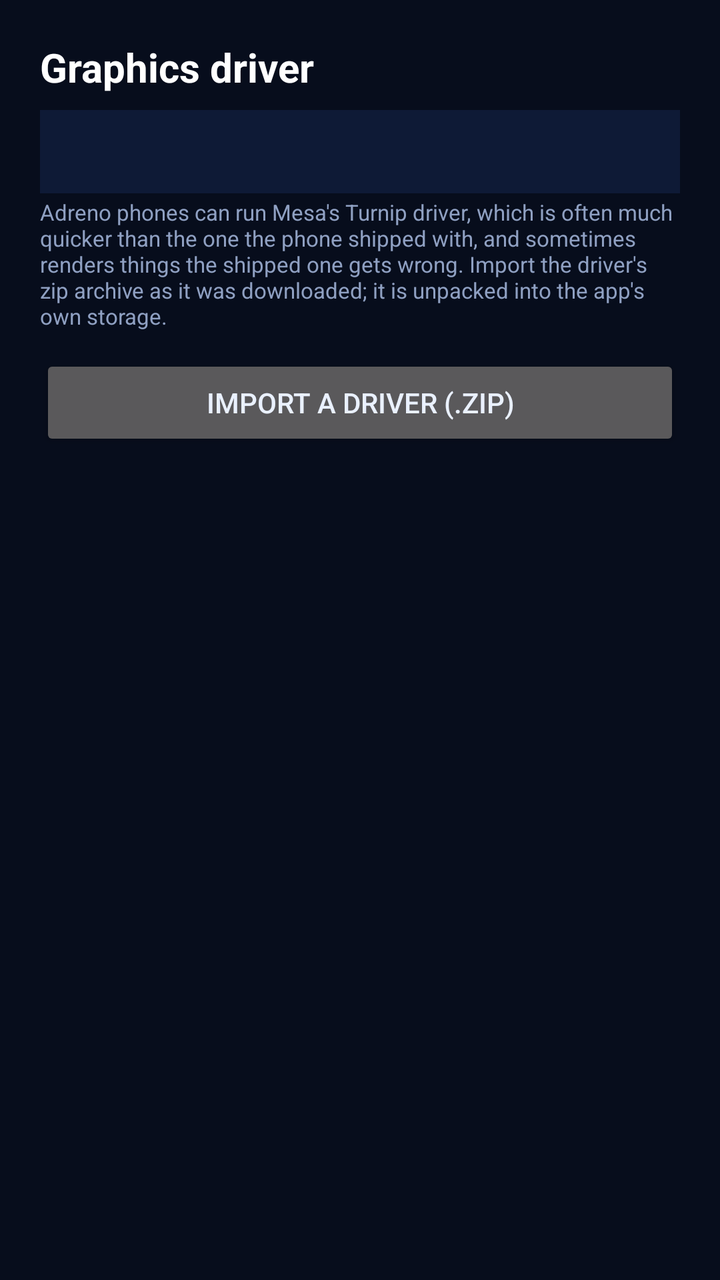
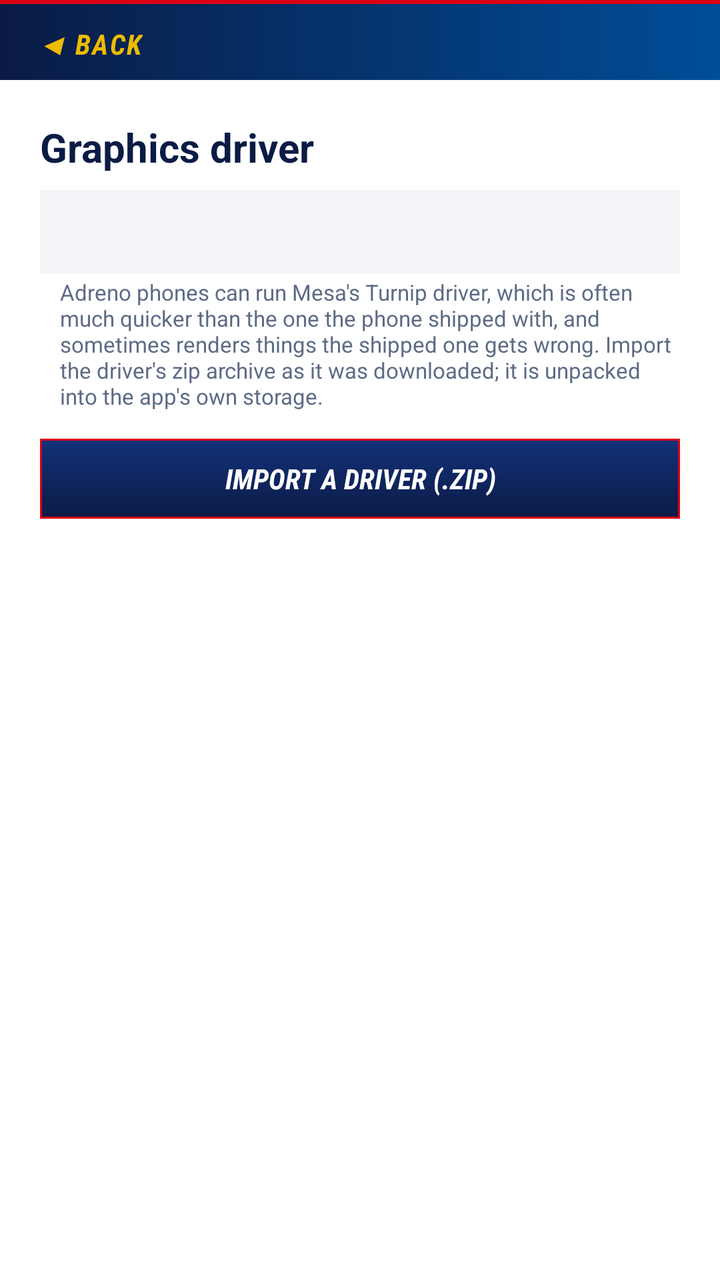

The first picture is an Android layout as it rendered before a commit; the second is the same layout after the commit. The layout source and the unified diff follow.
<!-- AndroidManifest.xml: application theme Theme.PES17 -->
<!-- res/layout/activity_driver.xml -->
<?xml version="1.0" encoding="utf-8"?>
<LinearLayout xmlns:android="http://schemas.android.com/apk/res/android"
    android:layout_width="match_parent"
    android:layout_height="match_parent"
    android:orientation="vertical"
    android:background="#070D1C"
    android:padding="20dp">

    <TextView
        android:layout_width="match_parent"
        android:layout_height="wrap_content"
        android:text="@string/graphics_driver"
        android:textColor="#FFFFFF"
        android:textSize="20sp"
        android:textStyle="bold" />

    <TextView
        android:id="@+id/driver_current"
        android:layout_width="match_parent"
        android:layout_height="wrap_content"
        android:layout_marginTop="8dp"
        android:background="#0E1A36"
        android:padding="12dp"
        android:textColor="#D6E2FF"
        android:textSize="13sp" />

    <TextView
        style="@style/SettingHint"
        android:layout_width="match_parent"
        android:layout_height="wrap_content"
        android:text="@string/driver_hint" />

    <Button
        android:id="@+id/import_driver"
        android:layout_width="match_parent"
        android:layout_height="wrap_content"
        android:layout_marginTop="10dp"
        android:text="@string/import_driver" />

    <ListView
        android:id="@+id/driver_list"
        android:layout_width="match_parent"
        android:layout_height="0dp"
        android:layout_weight="1"
        android:layout_marginTop="12dp"
        android:divider="#1E262F"
        android:dividerHeight="1dp" />
</LinearLayout>
<!-- resources referenced by this layout -->
<resources>
  <string name="graphics_driver">Graphics driver</string>
  <string name="import_driver">Import a driver (.zip)</string>
  <style name="SettingHint">
          <item name="android:paddingTop">2dp</item>
          <item name="android:paddingBottom">2dp</item>
          <item name="android:textColor">#8FA0C2</item>
          <item name="android:textSize">11sp</item>
      </style>
  <style name="Theme.PES17" parent="Theme.AppCompat.NoActionBar">
          <item name="android:windowBackground">#070D1C</item>
          <item name="colorPrimary">#0E1A36</item>
          <item name="colorPrimaryDark">#070D1C</item>
          <item name="colorAccent">#2CC4FF</item>
          <item name="android:textColorPrimary">#EAF1FF</item>
          <item name="android:textColorSecondary">#8FA0C2</item>
      </style>
  <!-- unchanged entries left out for length: 1 -->
</resources>

<!-- the commit's change to res/layout/activity_driver.xml (unified diff, before → after) -->
@@ -3,14 +3,22 @@
     android:layout_width="match_parent"
     android:layout_height="match_parent"
     android:orientation="vertical"
-    android:background="#070D1C"
-    android:padding="20dp">
+    android:background="@color/pes_page">
+
+    <include layout="@layout/view_back_bar" />
+
+    <LinearLayout
+        android:layout_width="match_parent"
+        android:layout_height="0dp"
+        android:layout_weight="1"
+        android:orientation="vertical"
+        android:padding="20dp">
 
     <TextView
         android:layout_width="match_parent"
         android:layout_height="wrap_content"
         android:text="@string/graphics_driver"
-        android:textColor="#FFFFFF"
+        android:textColor="@color/pes_navy"
         android:textSize="20sp"
         android:textStyle="bold" />
 
@@ -19,9 +27,9 @@
         android:layout_width="match_parent"
         android:layout_height="wrap_content"
         android:layout_marginTop="8dp"
-        android:background="#0E1A36"
+        android:background="@color/pes_panel"
         android:padding="12dp"
-        android:textColor="#D6E2FF"
+        android:textColor="@color/pes_text"
         android:textSize="13sp" />
 
     <TextView
@@ -43,6 +51,27 @@
         android:layout_height="0dp"
         android:layout_weight="1"
         android:layout_marginTop="12dp"
-        android:divider="#1E262F"
+        android:divider="@color/pes_line"
         android:dividerHeight="1dp" />
+    </LinearLayout>
 </LinearLayout>
+<!-- res/layout/view_back_bar.xml (included above) -->
+<?xml version="1.0" encoding="utf-8"?>
+<LinearLayout xmlns:android="http://schemas.android.com/apk/res/android"
+    android:layout_width="match_parent"
+    android:layout_height="wrap_content"
+    android:background="@drawable/bg_panel_title"
+    android:gravity="center_vertical"
+    android:orientation="horizontal"
+    android:paddingStart="8dp"
+    android:paddingEnd="8dp"
+    android:paddingTop="4dp">
+
+    <Button
+        android:id="@+id/back_button"
+        style="@style/BackButton"
+        android:layout_width="wrap_content"
+        android:layout_height="wrap_content"
+        android:text="@string/back" />
+
+</LinearLayout>
<!-- resource entries referenced after the edit -->
@@ -1,21 +1,91 @@
 <!-- resources referenced by this layout -->
 <resources>
+  <color name="pes_line">#C9D1DE</color>
+  <color name="pes_navy">#0A1B45</color>
+  <color name="pes_page">#FFFFFF</color>
+  <color name="pes_panel">#F2F4F8</color>
+  <color name="pes_text">#0A1B45</color>
+  <!-- drawable bg_panel_title (drawable) -->
+  <?xml version="1.0" encoding="utf-8"?>
+  <layer-list xmlns:android="http://schemas.android.com/apk/res/android">
+      <item>
+          <shape android:shape="rectangle">
+              <gradient android:angle="0" android:startColor="#0A1B45" android:endColor="#004D98" />
+          </shape>
+      </item>
+      <item android:gravity="top" android:height="2dp">
+          <shape android:shape="rectangle">
+              <solid android:color="#DC0014" />
+          </shape>
+      </item>
+  </layer-list>
+  <string name="back">◀  Back</string>
   <string name="graphics_driver">Graphics driver</string>
   <string name="import_driver">Import a driver (.zip)</string>
+  <style name="BackButton">
+          <item name="android:background">@android:color/transparent</item>
+          <item name="android:minHeight">36dp</item>
+          <item name="android:minWidth">0dp</item>
+          <item name="android:paddingStart">10dp</item>
+          <item name="android:paddingEnd">14dp</item>
+          <item name="android:textColor">@color/pes_gold</item>
+          <item name="android:textSize">14sp</item>
+          <item name="android:textStyle">bold|italic</item>
+          <item name="android:textAllCaps">true</item>
+          <item name="android:fontFamily">sans-serif-condensed</item>
+          <item name="android:letterSpacing">0.06</item>
+          <item name="android:stateListAnimator">@null</item>
+      </style>
   <style name="SettingHint">
+          <item name="android:paddingStart">10dp</item>
           <item name="android:paddingTop">2dp</item>
-          <item name="android:paddingBottom">2dp</item>
-          <item name="android:textColor">#8FA0C2</item>
+          <item name="android:paddingBottom">4dp</item>
+          <item name="android:textColor">@color/pes_muted</item>
           <item name="android:textSize">11sp</item>
       </style>
-  <style name="Theme.PES17" parent="Theme.AppCompat.NoActionBar">
-          <item name="android:windowBackground">#070D1C</item>
-          <item name="colorPrimary">#0E1A36</item>
-          <item name="colorPrimaryDark">#070D1C</item>
-          <item name="colorAccent">#2CC4FF</item>
-          <item name="android:textColorPrimary">#EAF1FF</item>
-          <item name="android:textColorSecondary">#8FA0C2</item>
+  <style name="Theme.PES17" parent="Theme.AppCompat.Light.NoActionBar">
+          <item name="android:windowBackground">@color/pes_page</item>
+          <item name="colorPrimary">@color/pes_navy</item>
+          <item name="colorPrimaryDark">@color/pes_navy</item>
+          <item name="colorAccent">@color/pes_red</item>
+          <item name="colorControlActivated">@color/pes_red</item>
+          <item name="android:textColorPrimary">@color/pes_text</item>
+          <item name="android:textColorSecondary">@color/pes_muted</item>
+          <item name="buttonStyle">@style/PanelButton</item>
+          <item name="android:buttonStyle">@style/PanelButton</item>
       </style>
+  <color name="pes_gold">#EDBB00</color>
+  <color name="pes_muted">#5D6B86</color>
+  <color name="pes_red">#DC0014</color>
+  <style name="PanelButton" parent="Widget.AppCompat.Button">
+          <item name="android:background">@drawable/bg_button_action</item>
+          <item name="android:textColor">@color/pes_on_dark</item>
+          <item name="android:textStyle">bold|italic</item>
+          <item name="android:fontFamily">sans-serif-condensed</item>
+          <item name="android:minHeight">40dp</item>
+          <item name="android:stateListAnimator">@null</item>
+      </style>
+  <!-- drawable bg_button_action (drawable) -->
+  <?xml version="1.0" encoding="utf-8"?>
+  <ripple xmlns:android="http://schemas.android.com/apk/res/android"
+      android:color="#66EDBB00">
+      <item>
+          <selector>
+              <item android:state_enabled="false">
+                  <shape android:shape="rectangle">
+                      <solid android:color="#8A93A6" />
+                  </shape>
+              </item>
+              <item>
+                  <shape android:shape="rectangle">
+                      <gradient android:angle="270" android:startColor="#14317A" android:endColor="#0A1B45" />
+                      <stroke android:width="1dp" android:color="#DC0014" />
+                  </shape>
+              </item>
+          </selector>
+      </item>
+  </ripple>
+  <color name="pes_on_dark">#FFFFFF</color>
   <!-- unchanged entries left out for length: 1 -->
 </resources>
 
